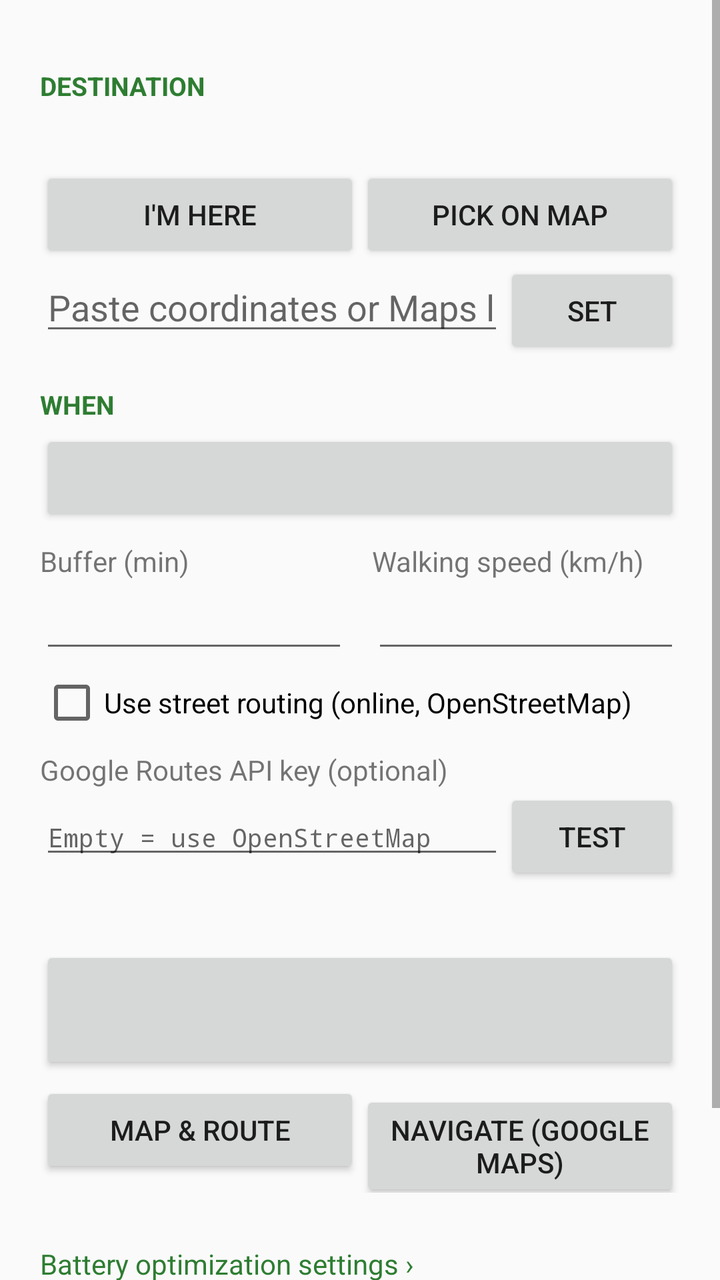
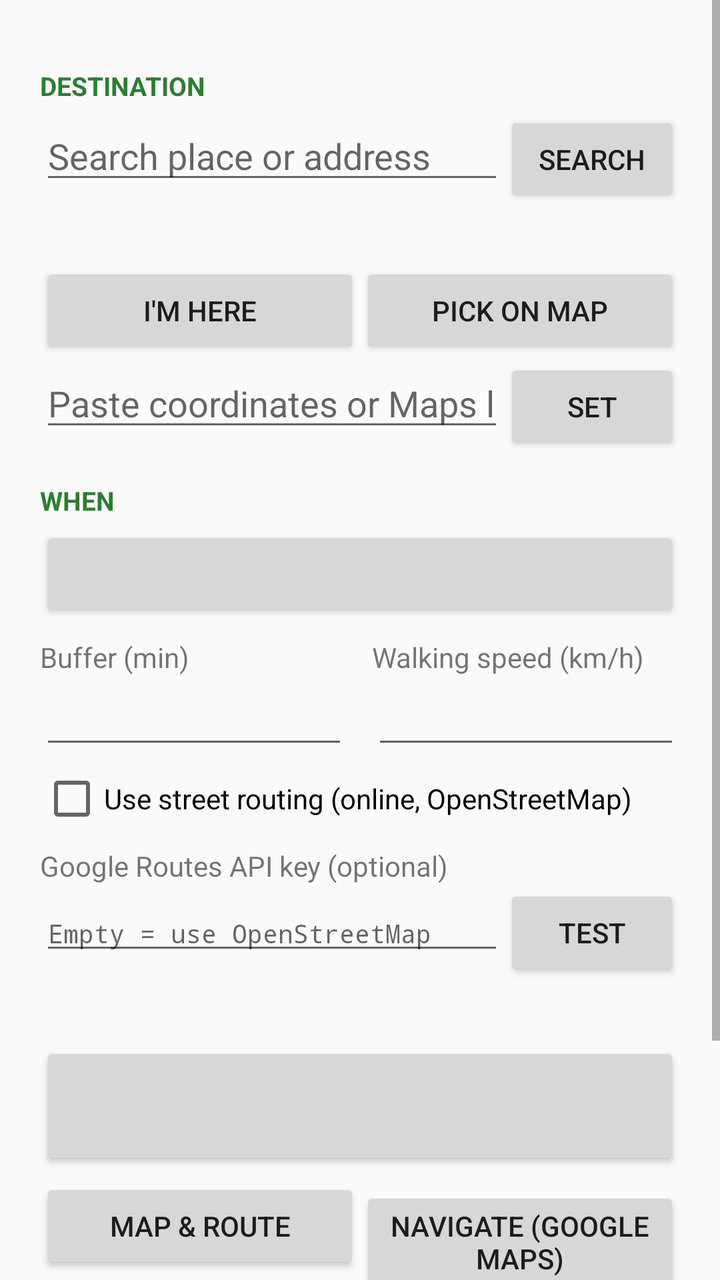

Screens rendered from an Android XML layout before and after an edit, with the pre-edit source and the edit as a unified diff.
<!-- AndroidManifest.xml: application theme AppTheme -->
<!-- res/layout/activity_main.xml -->
<?xml version="1.0" encoding="utf-8"?>
<ScrollView xmlns:android="http://schemas.android.com/apk/res/android"
    android:layout_width="match_parent"
    android:layout_height="match_parent"
    android:fillViewport="true">

    <LinearLayout
        android:layout_width="match_parent"
        android:layout_height="wrap_content"
        android:orientation="vertical"
        android:padding="20dp">

        <TextView
            android:id="@+id/statusText"
            android:layout_width="match_parent"
            android:layout_height="wrap_content"
            android:layout_marginBottom="16dp"
            android:background="@drawable/status_bg"
            android:padding="14dp"
            android:textSize="17sp"
            android:visibility="gone" />

        <TextView
            style="@style/Header"
            android:text="Destination" />

        <TextView
            android:id="@+id/targetText"
            android:layout_width="match_parent"
            android:layout_height="wrap_content"
            android:layout_marginBottom="6dp"
            android:textSize="16sp"
            android:textIsSelectable="true" />

        <LinearLayout
            android:layout_width="match_parent"
            android:layout_height="wrap_content"
            android:orientation="horizontal">

            <Button
                android:id="@+id/btnHere"
                android:layout_width="0dp"
                android:layout_height="wrap_content"
                android:layout_weight="1"
                android:text="I'm here" />

            <Button
                android:id="@+id/btnMap"
                android:layout_width="0dp"
                android:layout_height="wrap_content"
                android:layout_weight="1"
                android:text="Pick on map" />
        </LinearLayout>

        <LinearLayout
            android:layout_width="match_parent"
            android:layout_height="wrap_content"
            android:orientation="horizontal">

            <EditText
                android:id="@+id/coordsInput"
                android:layout_width="0dp"
                android:layout_height="wrap_content"
                android:layout_weight="1"
                android:hint="Paste coordinates or Maps link"
                android:importantForAutofill="no"
                android:inputType="textUri" />

            <Button
                android:id="@+id/btnSetCoords"
                android:layout_width="wrap_content"
                android:layout_height="wrap_content"
                android:text="Set" />
        </LinearLayout>

        <TextView
            style="@style/Header"
            android:text="When" />

        <Button
            android:id="@+id/btnDeadline"
            android:layout_width="match_parent"
            android:layout_height="wrap_content"
            android:textSize="18sp" />

        <LinearLayout
            android:layout_width="match_parent"
            android:layout_height="wrap_content"
            android:layout_marginTop="8dp"
            android:orientation="horizontal">

            <LinearLayout
                android:layout_width="0dp"
                android:layout_height="wrap_content"
                android:layout_marginEnd="12dp"
                android:layout_weight="1"
                android:orientation="vertical">

                <TextView
                    android:layout_width="wrap_content"
                    android:layout_height="wrap_content"
                    android:text="Buffer (min)" />

                <EditText
                    android:id="@+id/bufferInput"
                    android:layout_width="match_parent"
                    android:layout_height="wrap_content"
                    android:importantForAutofill="no"
                    android:inputType="number" />
            </LinearLayout>

            <LinearLayout
                android:layout_width="0dp"
                android:layout_height="wrap_content"
                android:layout_weight="1"
                android:orientation="vertical">

                <TextView
                    android:layout_width="wrap_content"
                    android:layout_height="wrap_content"
                    android:text="Walking speed (km/h)" />

                <EditText
                    android:id="@+id/speedInput"
                    android:layout_width="match_parent"
                    android:layout_height="wrap_content"
                    android:importantForAutofill="no"
                    android:inputType="numberDecimal" />
            </LinearLayout>
        </LinearLayout>

        <CheckBox
            android:id="@+id/routingCheck"
            android:layout_width="match_parent"
            android:layout_height="wrap_content"
            android:layout_marginTop="4dp"
            android:text="Use street routing (online, OpenStreetMap)" />

        <TextView
            android:layout_width="wrap_content"
            android:layout_height="wrap_content"
            android:layout_marginTop="8dp"
            android:text="Google Routes API key (optional)" />

        <LinearLayout
            android:layout_width="match_parent"
            android:layout_height="wrap_content"
            android:orientation="horizontal">

            <EditText
                android:id="@+id/googleKeyInput"
                android:layout_width="0dp"
                android:layout_height="wrap_content"
                android:layout_weight="1"
                android:fontFamily="monospace"
                android:hint="Empty = use OpenStreetMap"
                android:importantForAutofill="no"
                android:inputType="textVisiblePassword|textNoSuggestions"
                android:textSize="13sp" />

            <Button
                android:id="@+id/btnTestKey"
                android:layout_width="wrap_content"
                android:layout_height="wrap_content"
                android:text="Test" />
        </LinearLayout>

        <TextView
            android:id="@+id/certText"
            android:layout_width="match_parent"
            android:layout_height="wrap_content"
            android:alpha="0.7"
            android:fontFamily="monospace"
            android:textIsSelectable="true"
            android:textSize="11sp" />

        <Button
            android:id="@+id/btnStartStop"
            android:layout_width="match_parent"
            android:layout_height="64dp"
            android:layout_marginTop="16dp"
            android:textSize="20sp" />

        <LinearLayout
            android:layout_width="match_parent"
            android:layout_height="wrap_content"
            android:layout_marginTop="4dp"
            android:orientation="horizontal">

            <Button
                android:id="@+id/btnRouteMap"
                android:layout_width="0dp"
                android:layout_height="wrap_content"
                android:layout_weight="1"
                android:text="Map &amp; route" />

            <Button
                android:id="@+id/btnNavigate"
                android:layout_width="0dp"
                android:layout_height="wrap_content"
                android:layout_weight="1"
                android:text="Navigate (Google Maps)" />
        </LinearLayout>

        <TextView
            android:id="@+id/batteryLink"
            android:layout_width="wrap_content"
            android:layout_height="wrap_content"
            android:layout_marginTop="20dp"
            android:paddingTop="6dp"
            android:paddingBottom="6dp"
            android:text="Battery optimization settings ›"
            android:textColor="?android:attr/colorAccent" />

        <TextView
            android:layout_width="match_parent"
            android:layout_height="wrap_content"
            android:layout_marginTop="8dp"
            android:alpha="0.7"
            android:text="Tip: in Google Maps, open a place → Share → TurnBack to set it as destination. If alerts stop when the screen is off, exclude TurnBack from battery optimization."
            android:textSize="13sp" />
    </LinearLayout>
</ScrollView>
<!-- resources referenced by this layout -->
<resources>
  <!-- drawable status_bg (drawable) -->
  <?xml version="1.0" encoding="utf-8"?>
  <shape xmlns:android="http://schemas.android.com/apk/res/android" android:shape="rectangle">
      <solid android:color="@color/status_bg" />
      <corners android:radius="12dp" />
  </shape>
  <style name="Header">
          <item name="android:layout_width">match_parent</item>
          <item name="android:layout_height">wrap_content</item>
          <item name="android:layout_marginTop">14dp</item>
          <item name="android:layout_marginBottom">4dp</item>
          <item name="android:textSize">13sp</item>
          <item name="android:textStyle">bold</item>
          <item name="android:textAllCaps">true</item>
          <item name="android:textColor">?android:attr/colorAccent</item>
      </style>
  <style name="AppTheme" parent="BaseTheme" />
  <color name="status_bg">#1F2E7D32</color>
  <style name="BaseTheme" parent="android:Theme.Material.Light.DarkActionBar">
          <item name="android:colorPrimary">@color/brand</item>
          <item name="android:colorPrimaryDark">@color/brand_dark</item>
          <item name="android:colorAccent">@color/brand</item>
      </style>
  <color name="brand">#2E7D32</color>
  <color name="brand_dark">#1B5E20</color>
</resources>

<!-- the commit's change to res/layout/activity_main.xml (unified diff, before → after) -->
@@ -23,6 +23,28 @@
         <TextView
             style="@style/Header"
             android:text="Destination" />
+
+        <LinearLayout
+            android:layout_width="match_parent"
+            android:layout_height="wrap_content"
+            android:orientation="horizontal">
+
+            <EditText
+                android:id="@+id/searchInput"
+                android:layout_width="0dp"
+                android:layout_height="wrap_content"
+                android:layout_weight="1"
+                android:hint="Search place or address"
+                android:imeOptions="actionSearch"
+                android:importantForAutofill="no"
+                android:inputType="text" />
+
+            <Button
+                android:id="@+id/btnSearch"
+                android:layout_width="wrap_content"
+                android:layout_height="wrap_content"
+                android:text="Search" />
+        </LinearLayout>
 
         <TextView
             android:id="@+id/targetText"
